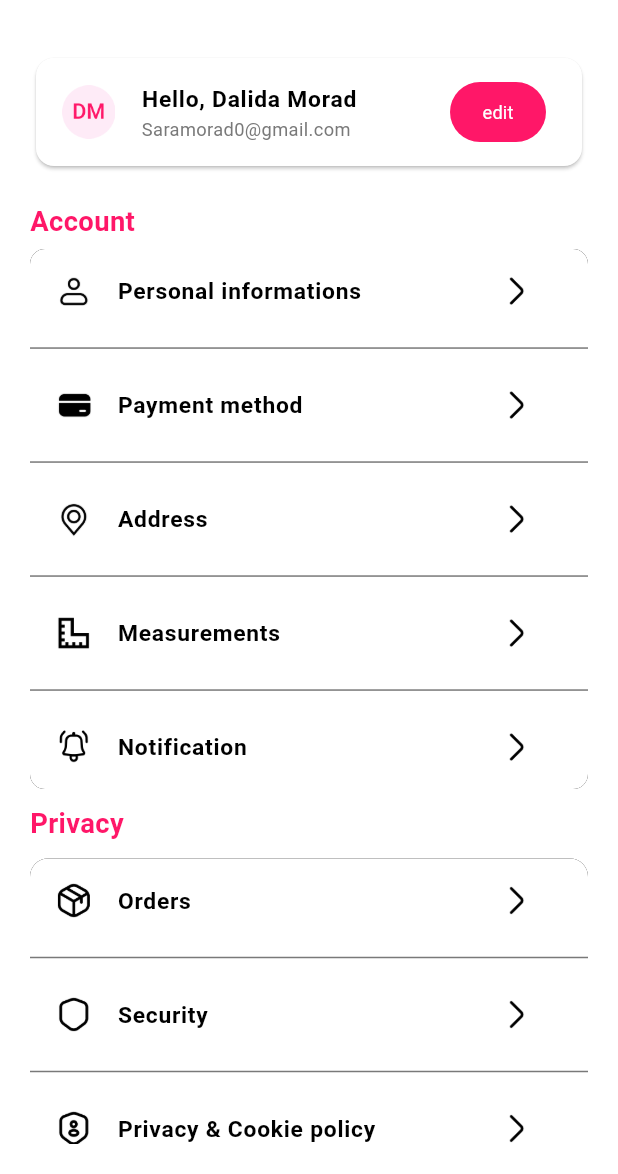
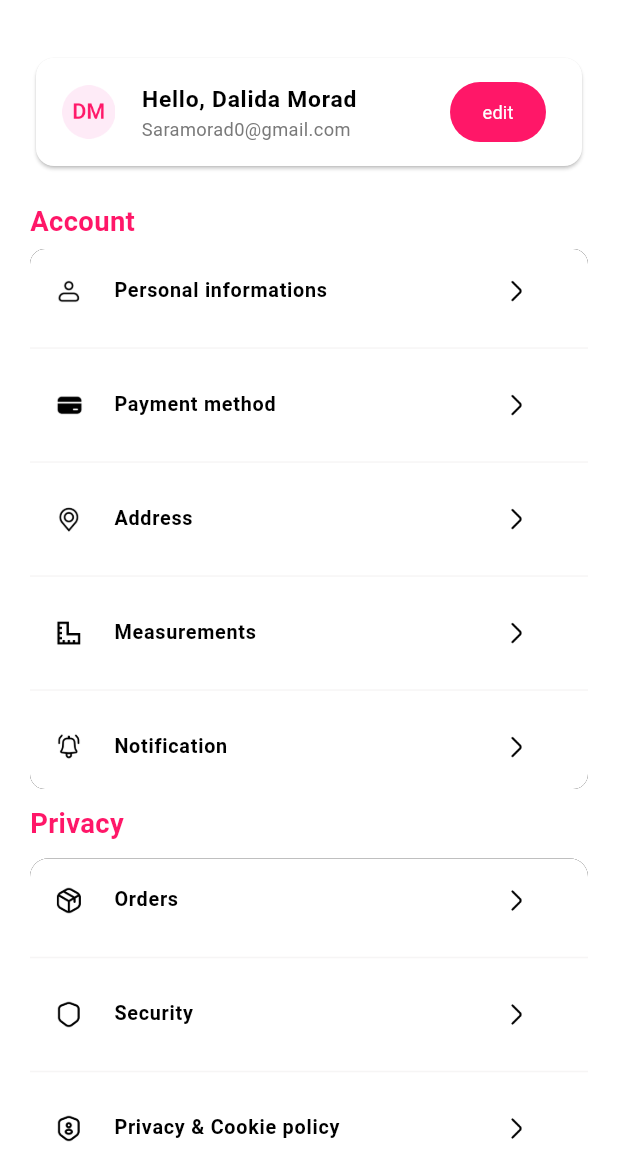
Before and after one commit to Abdelfatah-Darwish/Shopping-App, a Flutter app: the screen it shows after launch, on a phone screen of 412 x 824 dp, the part 62-1236 px from its top. Run offline on Flutter 3.47's test engine with Material 3 defaults, Android fonts, the phone set to English and light mode, and no system bars; our stand-ins replace bloc, dio, equatable, flutter_bloc, flutter_screenutil, google_nav_bar and 1 more; generated files the repository leaves out were written again.

Commit message:
- change in styles

```diff
--- a/lib/core/constant/app_divider.dart
+++ b/lib/core/constant/app_divider.dart
@@ -10,7 +10,7 @@ class AppDivider extends StatelessWidget {
   Widget build(BuildContext context) {
     return const Divider(
       thickness: 1,
-      color: ColorsManager.lightGrey,
+      color: Color.fromARGB(235, 245, 244, 244),
       height: 20,
     );
   }
--- a/lib/core/theming/text_styles.dart
+++ b/lib/core/theming/text_styles.dart
@@ -70,6 +70,12 @@ class TextStyles {
     fontWeight: FontWeightHelper.semiBold,
     color: ColorsManager.black,
   );
+  //
+  static TextStyle font13blackSemiBold = TextStyle(
+    fontSize: 13.sp,
+    fontWeight: FontWeightHelper.semiBold,
+    color: ColorsManager.black,
+  );
   static TextStyle font20PinkRegular = TextStyle(
     fontSize: 20.sp,
     fontWeight: FontWeightHelper.regular,
--- a/lib/features/profile/ui/widgets/user_info_module.dart
+++ b/lib/features/profile/ui/widgets/user_info_module.dart
@@ -17,19 +17,19 @@ class UserInFormationSection extends StatelessWidget {
     return ListTile(
         leading: Image.asset(
           'assets/images/${AssetsPath}',
-          width: 24.w,
-          height: 24.h,
+          width: 18.w,
+          height: 18.h,
         ),
         title: Text(
           title,
-          style: TextStyles.font15BlackSemiBold.copyWith(color: Colors.black),
+          style: TextStyles.font13blackSemiBold.copyWith(color: Colors.black),
         ),
         subtitle: subtitle,
         trailing: IconButton(
             icon: Image.asset(
               'assets/images/arrow-right.png',
-              width: 24.w,
-              height: 24.h,
+              width: 18.w,
+              height: 18.h,
             ),
             onPressed: () {}));
   }
```
